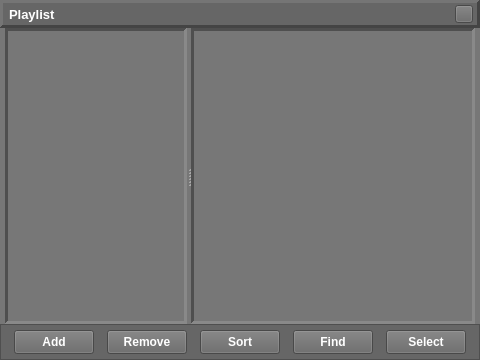
Qt form source/ui/playlistwindow/tp_playlistwindow.ui (ZXfkSIE/ThousandPlayer) before a commit.
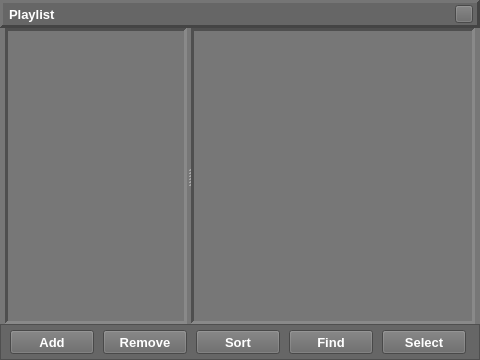
The same form after that commit. Custom widgets are drawn as their Qt base class.

Diff of the .ui file:
```diff
--- a/source/ui/playlistwindow/tp_playlistwindow.ui
+++ b/source/ui/playlistwindow/tp_playlistwindow.ui
@@ -284,21 +284,27 @@
       </property>
       <item>
        <widget class="QPushButton" name="pushButton_Add">
+        <property name="sizePolicy">
+         <sizepolicy hsizetype="Fixed" vsizetype="Fixed">
+          <horstretch>0</horstretch>
+          <verstretch>0</verstretch>
+         </sizepolicy>
+        </property>
         <property name="minimumSize">
          <size>
-          <width>0</width>
+          <width>84</width>
           <height>24</height>
          </size>
         </property>
         <property name="maximumSize">
          <size>
-          <width>80</width>
+          <width>84</width>
           <height>24</height>
          </size>
         </property>
         <property name="font">
          <font>
-          <pointsize>9</pointsize>
+          <pointsize>10</pointsize>
           <weight>75</weight>
           <bold>true</bold>
          </font>
@@ -316,21 +322,27 @@
       </item>
       <item>
        <widget class="QPushButton" name="pushButton_Remove">
+        <property name="sizePolicy">
+         <sizepolicy hsizetype="Fixed" vsizetype="Fixed">
+          <horstretch>0</horstretch>
+          <verstretch>0</verstretch>
+         </sizepolicy>
+        </property>
         <property name="minimumSize">
          <size>
-          <width>0</width>
+          <width>84</width>
           <height>24</height>
          </size>
         </property>
         <property name="maximumSize">
          <size>
-          <width>80</width>
+          <width>84</width>
           <height>24</height>
          </size>
         </property>
         <property name="font">
          <font>
-          <pointsize>9</pointsize>
+          <pointsize>10</pointsize>
           <weight>75</weight>
           <bold>true</bold>
          </font>
@@ -348,21 +360,27 @@
       </item>
       <item>
        <widget class="QPushButton" name="pushButton_Sort">
+        <property name="sizePolicy">
+         <sizepolicy hsizetype="Fixed" vsizetype="Fixed">
+          <horstretch>0</horstretch>
+          <verstretch>0</verstretch>
+         </sizepolicy>
+        </property>
         <property name="minimumSize">
          <size>
-          <width>0</width>
+          <width>84</width>
           <height>24</height>
          </size>
         </property>
         <property name="maximumSize">
          <size>
-          <width>80</width>
+          <width>84</width>
           <height>24</height>
          </size>
         </property>
         <property name="font">
          <font>
-          <pointsize>9</pointsize>
+          <pointsize>10</pointsize>
           <weight>75</weight>
           <bold>true</bold>
          </font>
@@ -380,21 +398,27 @@
       </item>
       <item>
        <widget class="QPushButton" name="pushButton_Find">
+        <property name="sizePolicy">
+         <sizepolicy hsizetype="Fixed" vsizetype="Fixed">
+          <horstretch>0</horstretch>
+          <verstretch>0</verstretch>
+         </sizepolicy>
+        </property>
         <property name="minimumSize">
          <size>
-          <width>0</width>
+          <width>84</width>
           <height>24</height>
          </size>
         </property>
         <property name="maximumSize">
          <size>
-          <width>80</width>
+          <width>84</width>
           <height>24</height>
          </size>
         </property>
         <property name="font">
          <font>
-          <pointsize>9</pointsize>
+          <pointsize>10</pointsize>
           <weight>75</weight>
           <bold>true</bold>
          </font>
@@ -412,21 +436,27 @@
       </item>
       <item>
        <widget class="QPushButton" name="pushButton_Select">
+        <property name="sizePolicy">
+         <sizepolicy hsizetype="Fixed" vsizetype="Fixed">
+          <horstretch>0</horstretch>
+          <verstretch>0</verstretch>
+         </sizepolicy>
+        </property>
         <property name="minimumSize">
          <size>
-          <width>0</width>
+          <width>84</width>
           <height>24</height>
          </size>
         </property>
         <property name="maximumSize">
          <size>
-          <width>80</width>
+          <width>84</width>
           <height>24</height>
          </size>
         </property>
         <property name="font">
          <font>
-          <pointsize>9</pointsize>
+          <pointsize>10</pointsize>
           <weight>75</weight>
           <bold>true</bold>
          </font>
```
Left out of the diff: 8 changed lines with no effect on the pictures.
